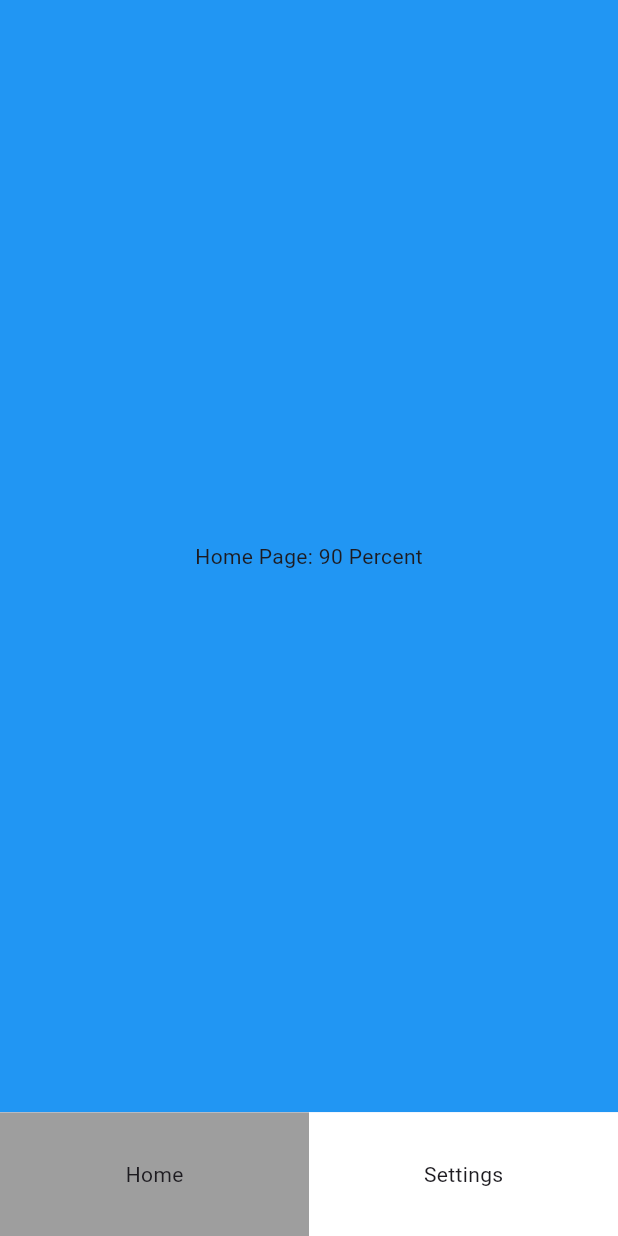
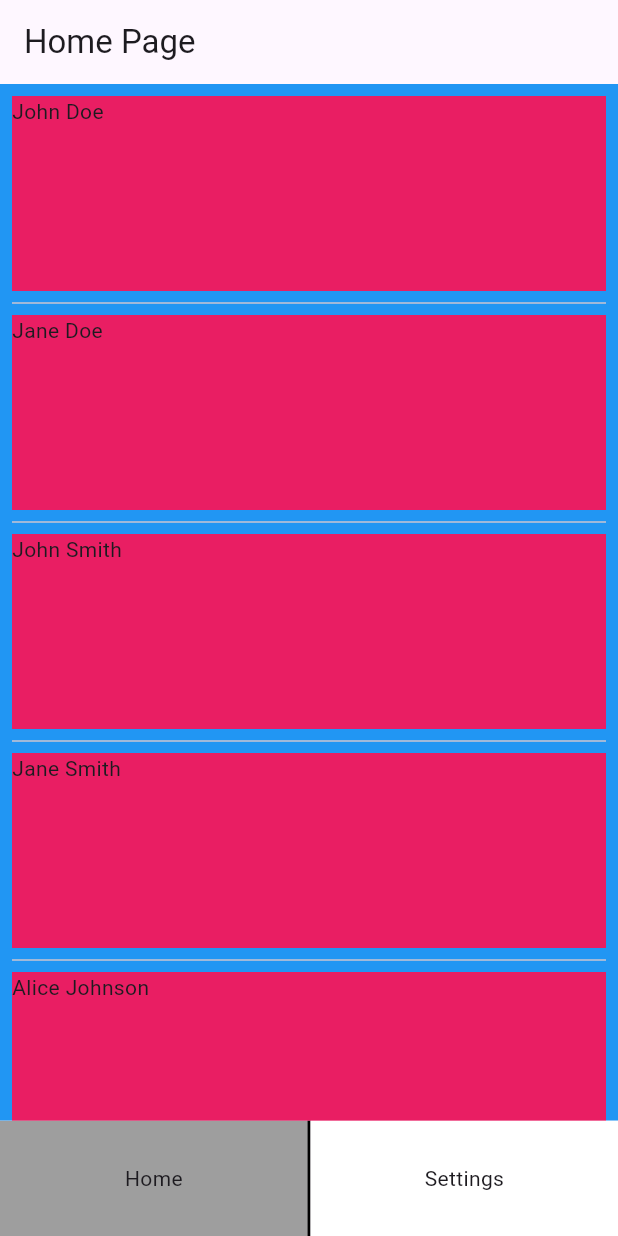
Before and after one commit to Densentrated/in_touch, a Flutter app: the screen it shows after launch, on a phone screen of 412 x 824 dp. Run offline on Flutter 3.47's test engine with Material 3 defaults, Android fonts, the phone set to English and light mode, and no system bars.

Commit message:
More Frontend Tweaks

```diff
--- /dev/null
+++ b/lib/util/contact.dart
@@ -0,0 +1,17 @@
+import 'frequency.dart';
+
+class Contact {
+  String name;
+  int pictureID;
+  Frequency frequency;
+  List<DateTime> upcomingCallTimes;
+  List<DateTime> missedCallTimes;
+  List<DateTime> completedCallTimes;
+
+  /// Creates a contact with a name and frequency.
+  Contact(this.name, this.frequency)
+      : pictureID = 0,
+        upcomingCallTimes = [],
+        missedCallTimes = [],
+        completedCallTimes = [];
+}
--- /dev/null
+++ b/lib/util/frequency.dart
@@ -0,0 +1,8 @@
+enum Frequency {
+  daily,
+  weekly,
+  monthly,
+  quadyearly,
+  biyearly,
+  yearly,
+}
--- a/lib/widgets/bottom_bar_widget.dart
+++ b/lib/widgets/bottom_bar_widget.dart
@@ -13,10 +13,9 @@ class BottomBarWidget extends StatelessWidget {
     return Scaffold(
       body: Row(children: <Widget>[
         Expanded(
-            flex: 1,
+            flex: 100,
             child: InkWell(
               onTap: () {
-                print("Home Button Pushed");
                 Navigator.push(context, MaterialPageRoute(builder: (context) {
                   return const HomePage(title: 'Home Page');
                 }));
@@ -28,10 +27,15 @@ class BottomBarWidget extends StatelessWidget {
                   )),
             )),
         Expanded(
-            flex: 1,
+          flex: 1,
+          child: Container(
+            color: Colors.black,
+          ),
+        ),
+        Expanded(
+            flex: 100,
             child: InkWell(
               onTap: () {
-                print("Settings Button Pushed");
                 Navigator.push(context, MaterialPageRoute(builder: (context) {
                   return const SettingsPage(title: "Settings Page");
                 }));
--- a/lib/widgets/contact_widget.dart
+++ b/lib/widgets/contact_widget.dart
@@ -0,0 +1,14 @@
+import 'package:flutter/material.dart';
+import '../util/contact.dart';
+
+class ContactWidget extends StatelessWidget {
+  const ContactWidget({super.key, required this.contact});
+  final Contact contact;
+
+  @override
+  Widget build(BuildContext context) {
+    return SizedBox(
+        height: 130.0,
+        child: Container(color: Colors.pink, child: Text(contact.name)));
+  }
+}
--- a/lib/widgets/home_page_widget.dart
+++ b/lib/widgets/home_page_widget.dart
@@ -1,15 +1,42 @@
 import 'package:flutter/material.dart';
+import 'contact_widget.dart';
+import '../util/frequency.dart';
+import '../util/contact.dart';
 import 'bottom_bar_widget.dart';
 
 //TODO remove need for title paramater
 
-class HomePage extends StatelessWidget {
+class HomePage extends StatefulWidget {
   const HomePage({super.key, required this.title});
   final String title;
 
   @override
+  State<HomePage> createState() => _HomePageState();
+}
+
+class _HomePageState extends State<HomePage> {
+  //TODO remove this contact list used for testing and replace it with one loaded from a JSON
+  final List<Contact> contactList = [
+    Contact("John Doe", Frequency.daily),
+    Contact("Jane Doe", Frequency.weekly),
+    Contact("John Smith", Frequency.monthly),
+    Contact("Jane Smith", Frequency.yearly),
+    Contact("Alice Johnson", Frequency.daily),
+    Contact("Bob Brown", Frequency.weekly),
+    Contact("Charlie Davis", Frequency.monthly),
+    Contact("Diana Evans", Frequency.yearly),
+    Contact("Eve Foster", Frequency.daily),
+    Contact("Frank Green", Frequency.weekly),
+    Contact("Grace Harris", Frequency.monthly),
+    Contact("Hank Irving", Frequency.yearly)
+  ];
+
+  @override
   Widget build(BuildContext context) {
     return Scaffold(
+      appBar: AppBar(
+        title: Text(widget.title),
+      ),
       body: Center(
         child: Column(
             mainAxisAlignment: MainAxisAlignment.spaceBetween,
@@ -19,8 +46,15 @@ class HomePage extends StatelessWidget {
                 child: Container(
                   color: Colors.blue,
                   child: Center(
-                    child: Text("$title: 90 Percent"),
-                  ),
+                      child: ListView.separated(
+                    padding: const EdgeInsets.all(8),
+                    itemCount: contactList.length,
+                    itemBuilder: (BuildContext context, int index) {
+                      return ContactWidget(contact: contactList[index]);
+                      //return Text(contactList[index].name);
+                    },
+                    separatorBuilder: (context, index) => const Divider(),
+                  )),
                 ),
               ),
               const Expanded(
```
Also changed, not shown: lib/widgets/google_login_widget.dart (added).
